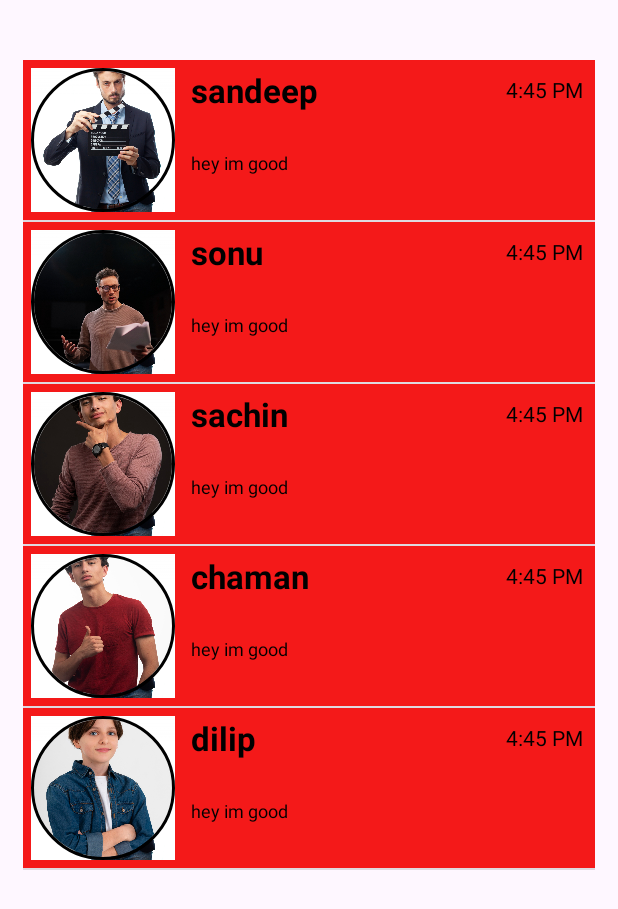
After one commit to sandeepmehra28/Android-with-Kotlin, an Android app built with Jetpack Compose: the CustomListViewActivity screen opened directly, with no data from a screen before it, on a phone screen of 412 x 824 dp. The commit adds this screen. Shown: the top 909 px of the screen. Run offline under Robolectric (Android 15) with nearby library versions, the phone set to English and light mode, and no system bars; our stand-ins replace CircleImageView.

Commit message:
Adding new files for android with kotlin

```diff
--- a/app/build.gradle.kts
+++ b/app/build.gradle.kts
@@ -54,4 +54,5 @@ dependencies {
     testImplementation(libs.junit)
     androidTestImplementation(libs.androidx.junit)
     androidTestImplementation(libs.androidx.espresso.core)
+    implementation(libs.circleimageview)
 }
--- a/app/src/main/AndroidManifest.xml
+++ b/app/src/main/AndroidManifest.xml
@@ -13,6 +13,12 @@
         android:roundIcon="@mipmap/ic_launcher_round"
         android:supportsRtl="true"
         android:theme="@style/Theme.AndroidWithKotlin">
+        <activity
+            android:name=".list_views.UserActivity"
+            android:exported="false" />
+        <activity
+            android:name=".list_views.CustomListViewActivity"
+            android:exported="false" />
         <activity
             android:name=".list_views.ListView1Activity"
             android:exported="false" />
--- a/app/src/main/java/com/example/android_with_kotlin/MainActivity.kt
+++ b/app/src/main/java/com/example/android_with_kotlin/MainActivity.kt
@@ -12,6 +12,7 @@ import com.example.android_with_kotlin.database_signup.SignupActivity
 import com.example.android_with_kotlin.databinding.ActivityMainBinding
 import com.example.android_with_kotlin.dialogboxes.AlertDialogBoxActivity
 import com.example.android_with_kotlin.intents.ImplicitIntentActivity
+import com.example.android_with_kotlin.list_views.CustomListViewActivity
 import com.example.android_with_kotlin.list_views.ListView1Activity
 import com.example.android_with_kotlin.multiple_intents_class.CafeMainActivity
 import com.example.android_with_kotlin.uiux.ShowLogoActivity
@@ -77,6 +78,10 @@ class MainActivity : AppCompatActivity() {
             val intent  = Intent(this, ListView1Activity::class.java)
             startActivity(intent)
         }
+        binding.btnCustomListView.setOnClickListener {
+            val intent = Intent(this, CustomListViewActivity::class.java)
+            startActivity(intent)
+        }
 
     }
 }
--- /dev/null
+++ b/app/src/main/java/com/example/android_with_kotlin/list_views/CustomListViewActivity.kt
@@ -0,0 +1,44 @@
+package com.example.android_with_kotlin.list_views
+
+import android.content.Intent
+import android.os.Bundle
+import android.widget.ListView
+import androidx.activity.enableEdgeToEdge
+import androidx.appcompat.app.AppCompatActivity
+import com.example.android_with_kotlin.R
+import com.example.android_with_kotlin.database_signup.Users
+
+
+class CustomListViewActivity : AppCompatActivity() {
+    lateinit var userArrayList : ArrayList<ListViewUserData>
+    override fun onCreate(savedInstanceState: Bundle?) {
+        super.onCreate(savedInstanceState)
+        enableEdgeToEdge()
+        setContentView(R.layout.activity_custom_list_view)
+        val name  = arrayOf("sandeep","sonu","sachin","chaman","dilip")
+        val lastMsg = arrayOf("hey im good","hey im good","hey im good","hey im good","hey im good")
+        val lastMsgTime = arrayOf("4:45 PM","4:45 PM","4:45 PM","4:45 PM","4:45 PM")
+        val phoneNumber = arrayOf("9879456738","9879456738","9879456738","9879456738","9879456738")
+        val imageId = intArrayOf(R.drawable.pic0,R.drawable.pic1,R.drawable.pic2,R.drawable.pic3,R.drawable.pic4)
+        userArrayList = ArrayList()
+        for(eachIndec in name.indices){
+            val u = ListViewUserData(name[eachIndec],lastMsg[eachIndec],lastMsgTime[eachIndec],phoneNumber[eachIndec],imageId[eachIndec])
+            userArrayList.add(u)
+        }
+        val listView = findViewById<ListView>(R.id.CustomListView)
+       listView.isClickable = true
+        listView.adapter = myAdapter(this,userArrayList)
+        listView.setOnItemClickListener { parent, view, position, id ->
+           val userName = name[position]
+            val userPhone = phoneNumber[position]
+            val userImageId = imageId[position]
+            val i = Intent(this, UserActivity::class.java)
+            i.putExtra("name",userName)
+            i.putExtra("phone",userPhone)
+            i.putExtra("imageId",userImageId)
+            startActivity(i)
+
+        }
+
+    }
+}
--- /dev/null
+++ b/app/src/main/java/com/example/android_with_kotlin/list_views/ListViewUserData.kt
@@ -0,0 +1,7 @@
+package com.example.android_with_kotlin.list_views
+
+data class ListViewUserData(var name : String,
+                            var lastMsg  :String,
+                            var lastMsgTime : String,
+                            var phoneNumber : String,
+                            var imageId : Int )
--- /dev/null
+++ b/app/src/main/java/com/example/android_with_kotlin/list_views/myAdapter.kt
@@ -0,0 +1,27 @@
+package com.example.android_with_kotlin.list_views
+
+import android.app.Activity
+import android.view.LayoutInflater
+import android.view.View
+import android.view.ViewGroup
+import android.widget.ArrayAdapter
+import android.widget.TextView
+import com.example.android_with_kotlin.R
+import de.hdodenhof.circleimageview.CircleImageView
+
+class myAdapter (val contex : Activity , val arrayList: ArrayList<ListViewUserData>) :
+    ArrayAdapter<ListViewUserData>(contex, R.layout.listview_eachrow,arrayList) {
+    override fun getView(position: Int, convertView: View?, parent: ViewGroup): View {
+        val inflater = LayoutInflater.from(contex)
+        val view = inflater.inflate(R.layout.listview_eachrow,null)
+        val image = view.findViewById<CircleImageView>(R.id.profile_image)
+        val name  = view.findViewById<TextView>(R.id.tvName)
+        val lastMsg = view.findViewById<TextView>(R.id.tvLastMsg)
+        val lastMsgTime = view.findViewById<TextView>(R.id.tvLastMsgTime)
+        name.text = arrayList[position].name
+        lastMsg.text = arrayList[position].lastMsg
+        lastMsgTime.text = arrayList[position].lastMsgTime
+        image.setImageResource(arrayList[position].imageId)
+        return view
+    }
+}
--- /dev/null
+++ b/app/src/main/res/layout/activity_custom_list_view.xml
@@ -0,0 +1,25 @@
+<?xml version="1.0" encoding="utf-8"?>
+<androidx.constraintlayout.widget.ConstraintLayout xmlns:android="http://schemas.android.com/apk/res/android"
+    xmlns:app="http://schemas.android.com/apk/res-auto"
+    xmlns:tools="http://schemas.android.com/tools"
+    android:id="@+id/main"
+    android:layout_width="match_parent"
+    android:layout_height="match_parent"
+    tools:context=".list_views.CustomListViewActivity">
+
+    <ListView
+        android:layout_width="match_parent"
+        android:layout_height="match_parent"
+        android:id="@+id/CustomListView"
+        android:layout_marginTop="40dp"
+        android:layout_marginStart="15sp"
+        android:layout_marginEnd="15sp"
+        android:layout_marginBottom="15sp"
+        app:layout_constraintBottom_toBottomOf="parent"
+        app:layout_constraintEnd_toEndOf="parent"
+        app:layout_constraintHorizontal_bias="0.0"
+        app:layout_constraintStart_toStartOf="parent"
+        app:layout_constraintTop_toTopOf="parent">
+
+    </ListView>
+</androidx.constraintlayout.widget.ConstraintLayout>
--- /dev/null
+++ b/app/src/main/res/layout/listview_eachrow.xml
@@ -0,0 +1,52 @@
+<?xml version="1.0" encoding="utf-8"?>
+<LinearLayout xmlns:android="http://schemas.android.com/apk/res/android"
+    android:orientation="horizontal"
+    android:layout_width="match_parent"
+    android:layout_marginTop="20dp"
+    android:background="#F41919"
+    android:layout_margin="5dp"
+    android:layout_height="wrap_content">
+    <de.hdodenhof.circleimageview.CircleImageView
+        xmlns:app="http://schemas.android.com/apk/res-auto"
+        android:id="@+id/profile_image"
+        android:layout_width="96dp"
+        android:layout_height="96dp"
+        app:civ_border_width="2dp"
+        android:layout_margin="5dp"
+        android:background="@drawable/pic0"
+        app:civ_border_color="#FF000000"/>
+    <LinearLayout
+        android:orientation="vertical"
+        android:layout_width="200dp"
+        android:layout_height="match_parent">
+        <TextView
+            android:id="@+id/tvName"
+            android:text="Person First"
+            android:textSize="22sp"
+            android:textStyle="bold"
+            android:textColor="@color/black"
+            android:layout_margin="5dp"
+            android:layout_width="wrap_content"
+            android:layout_height="wrap_content"
+            />
+        <TextView
+            android:id="@+id/tvLastMsg"
+            android:text="hey im good"
+            android:textSize="12sp"
+            android:textColor="@color/black"
+            android:layout_marginVertical="20dp"
+            android:layout_marginStart="5dp"
+            android:layout_width="match_parent"
+            android:layout_height="match_parent"
+            />
+    </LinearLayout>
+    <TextView
+        android:id="@+id/tvLastMsgTime"
+        android:text="4:45 PM"
+        android:paddingStart="15dp"
+        android:textColor="@color/black"
+        android:layout_marginTop="10dp"
+        android:layout_width="match_parent"
+        android:layout_height="wrap_content"
+        />
+</LinearLayout>
--- a/gradle/libs.versions.toml
+++ b/gradle/libs.versions.toml
@@ -1,5 +1,6 @@
 [versions]
 agp = "8.13.0"
+circleimageview = "3.1.0"
 kotlin = "2.2.20"
 coreKtx = "1.17.0"
 junit = "4.13.2"
@@ -15,6 +16,7 @@ googleGmsGoogleServices = "4.4.3"
 firebaseDatabase = "22.0.1"
 [libraries]
 androidx-core-ktx = { group = "androidx.core", name = "core-ktx", version.ref = "coreKtx" }
+circleimageview = { module = "de.hdodenhof:circleimageview", version.ref = "circleimageview" }
 junit = { group = "junit", name = "junit", version.ref = "junit" }
 androidx-junit = { group = "androidx.test.ext", name = "junit", version.ref = "junitVersion" }
 androidx-espresso-core = { group = "androidx.test.espresso", name = "espresso-core", version.ref = "espressoCore" }
```
Also changed, not shown: app/src/main/java/com/example/android_with_kotlin/list_views/UserActivity.kt (added, +29 -0 lines), app/src/main/res/layout/activity_main.xml (+9 -0 lines), app/src/main/res/layout/activity_user.xml (added, +42 -0 lines).
